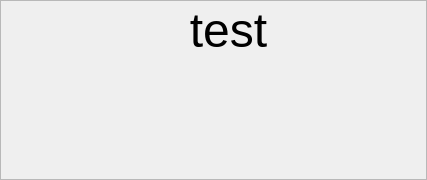
Before: the Qt Designer form QtUI/rawUI/rawDailyTrendCard.ui in 67-68/Time-Integrator, drawn with Qt 5.
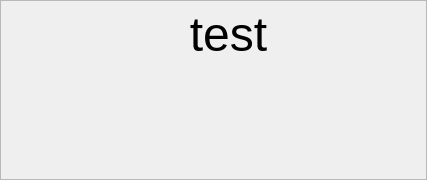
After: the same form once the commit is applied.

What changed in the file:
```diff
--- a/QtUI/rawUI/rawDailyTrendCard.ui
+++ b/QtUI/rawUI/rawDailyTrendCard.ui
@@ -51,19 +51,19 @@
      </property>
      <layout class="QVBoxLayout" name="verticalLayout">
       <property name="spacing">
-       <number>0</number>
+       <number>-1</number>
       </property>
       <property name="leftMargin">
-       <number>0</number>
+       <number>6</number>
       </property>
       <property name="topMargin">
-       <number>0</number>
+       <number>6</number>
       </property>
       <property name="rightMargin">
-       <number>0</number>
+       <number>6</number>
       </property>
       <property name="bottomMargin">
-       <number>0</number>
+       <number>6</number>
       </property>
       <item>
        <widget class="QWidget" name="cardIconWidget" native="true">
```
